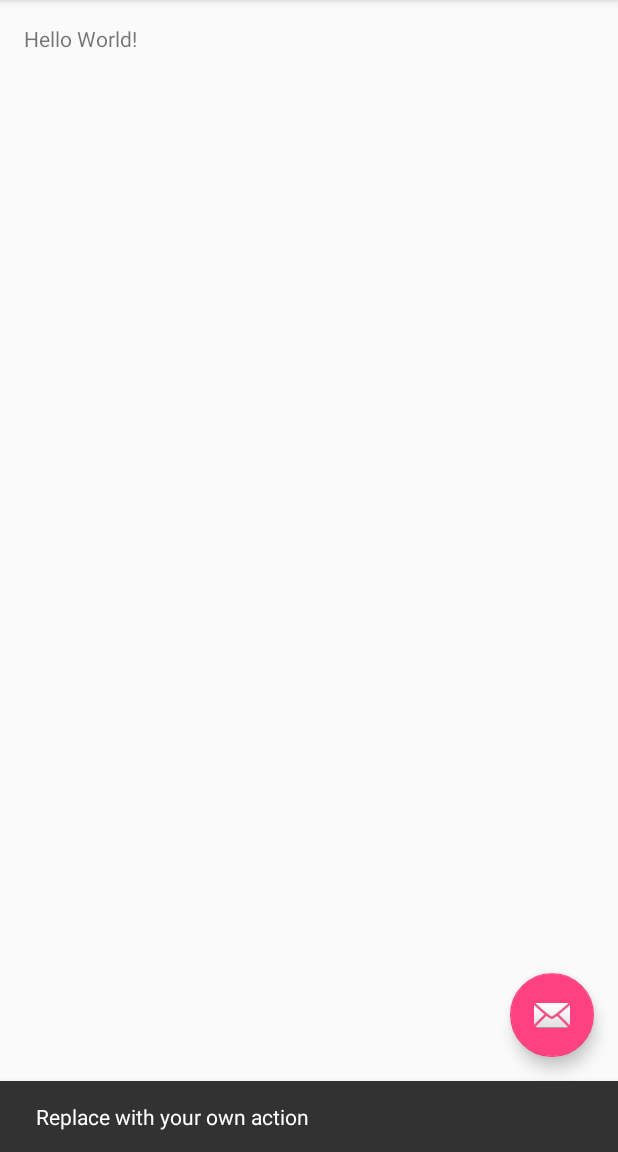
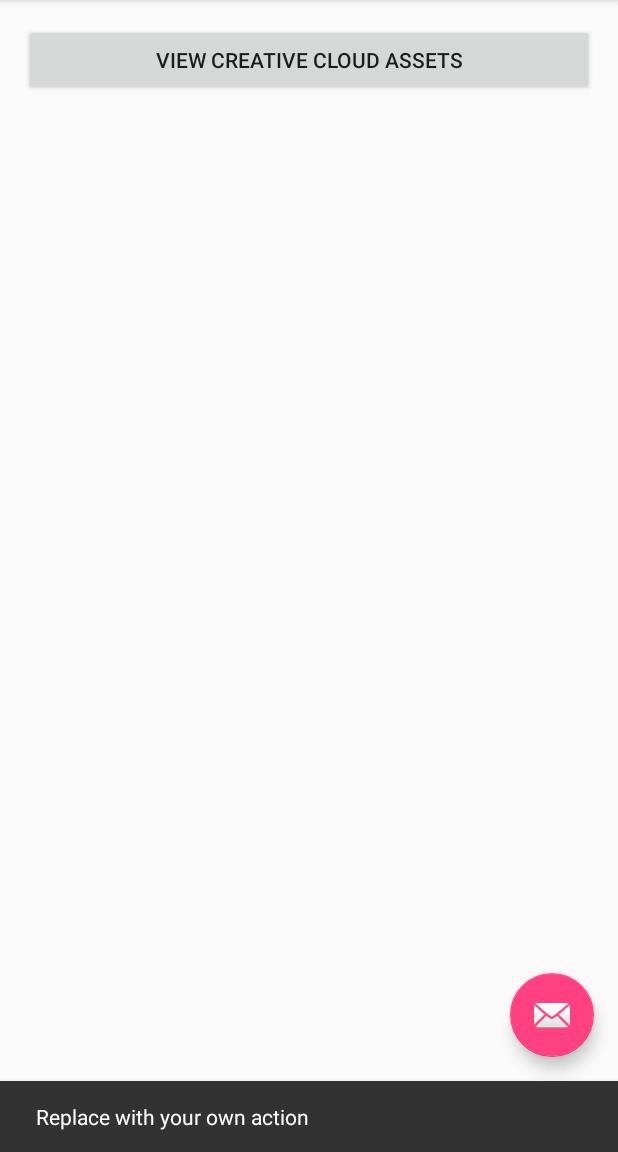
Before and after one commit to userbiltcreative/Adobe-andtoid-get-started, an Android app: the screen it shows after launch (MainActivity), after a tap on an icon or button, on a phone screen of 412 x 824 dp, the part 84-1236 px from its top. Run offline under Robolectric (Android 15) with nearby library versions, the phone set to English and light mode, and no system bars; libraries missing offline, so code that uses them is left out: com.adobe.creativesdk; 8 statements that could not run were skipped.

Commit message:
Added button to layout.

```diff
--- a/asset-browser-ui/app/src/main/res/layout/content_main.xml
+++ b/asset-browser-ui/app/src/main/res/layout/content_main.xml
@@ -12,8 +12,11 @@
     tools:context="com.adobe.assetbrowserui.MainActivity"
     tools:showIn="@layout/activity_main">
 
-    <TextView
-        android:layout_width="wrap_content"
+    <Button
+        android:layout_width="match_parent"
         android:layout_height="wrap_content"
-        android:text="Hello World!" />
+        android:text="View Creative Cloud Assets"
+        android:id="@+id/launchAssetBrowserButton"
+        android:layout_alignParentTop="true"
+        android:layout_centerHorizontal="true" />
 </RelativeLayout>
```
